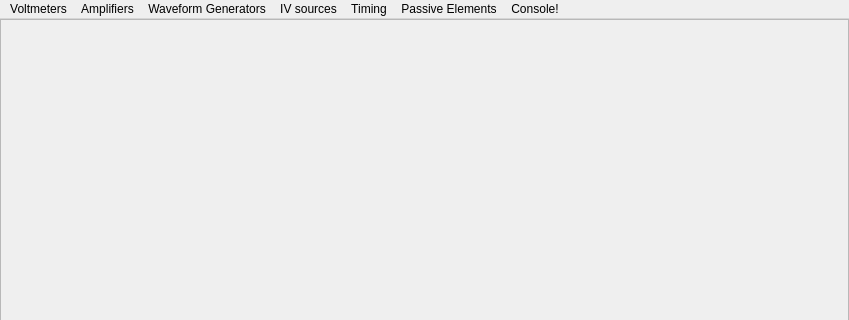
Qt form vLabtool/templates/exp5.ui (jithinbp/vLabtool) before a commit; both pictures show x 0 to 849 and y 0 to 320 of the 849 by 479 pixel window.
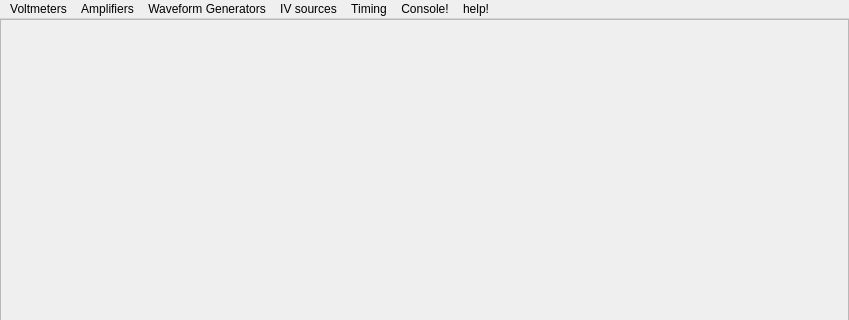
The same form after that commit. Icons and pictures are not drawn.

Commit message: add experiment embedded help

What changed in the file:
```diff
--- a/vLabtool/templates/exp5.ui
+++ b/vLabtool/templates/exp5.ui
@@ -184,12 +184,6 @@
     <addaction name="actionPVS_3"/>
     <addaction name="actionPCS"/>
    </widget>
-   <widget class="QMenu" name="menuPassive_Elements">
-    <property name="title">
-     <string>Passive Elements</string>
-    </property>
-    <addaction name="actionInductance"/>
-   </widget>
    <widget class="QMenu" name="menuTiming">
     <property name="title">
      <string>Timing</string>
@@ -207,13 +201,19 @@
     </property>
     <addaction name="actionInsert_Console"/>
    </widget>
+   <widget class="QMenu" name="menuHelp">
+    <property name="title">
+     <string>help!</string>
+    </property>
+    <addaction name="actionShow_help_window"/>
+   </widget>
    <addaction name="menuVoltmeters_2"/>
    <addaction name="menuAmplifiers_2"/>
    <addaction name="menuWaveform_Generators_2"/>
    <addaction name="menuIV_sources"/>
    <addaction name="menuTiming"/>
-   <addaction name="menuPassive_Elements"/>
    <addaction name="menuConsole"/>
+   <addaction name="menuHelp"/>
   </widget>
   <action name="actionAdd_Button">
    <property name="text">
```
Left out of the diff: 193 changed lines with no effect on the pictures. The commit also changes 69 other files.
